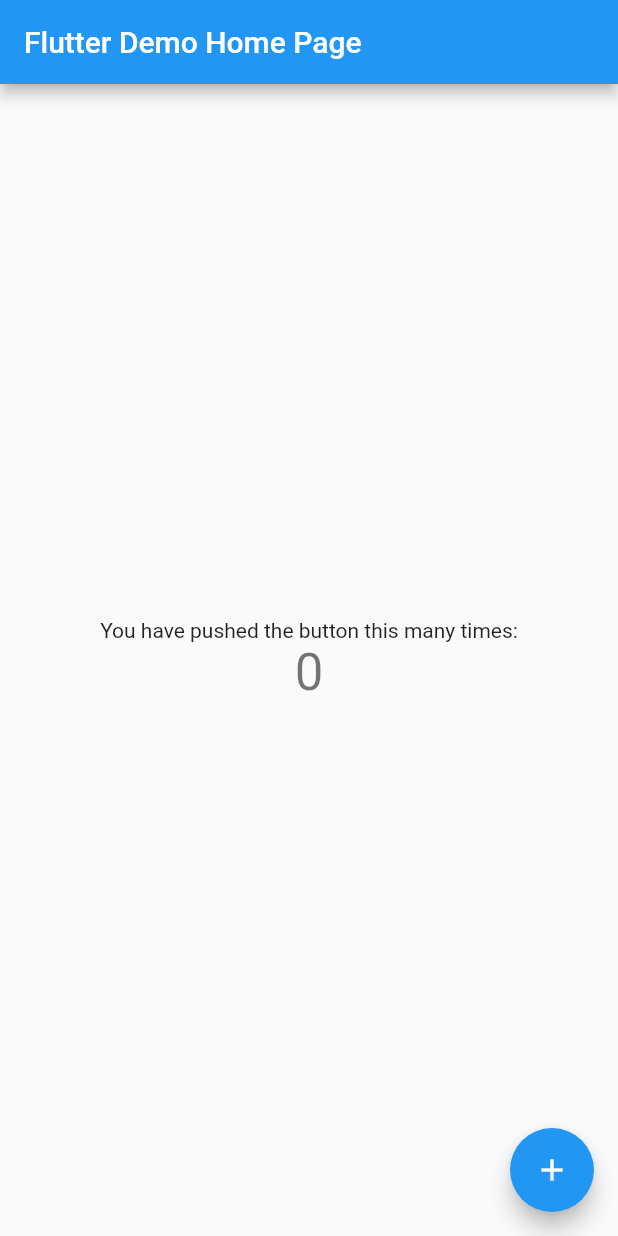
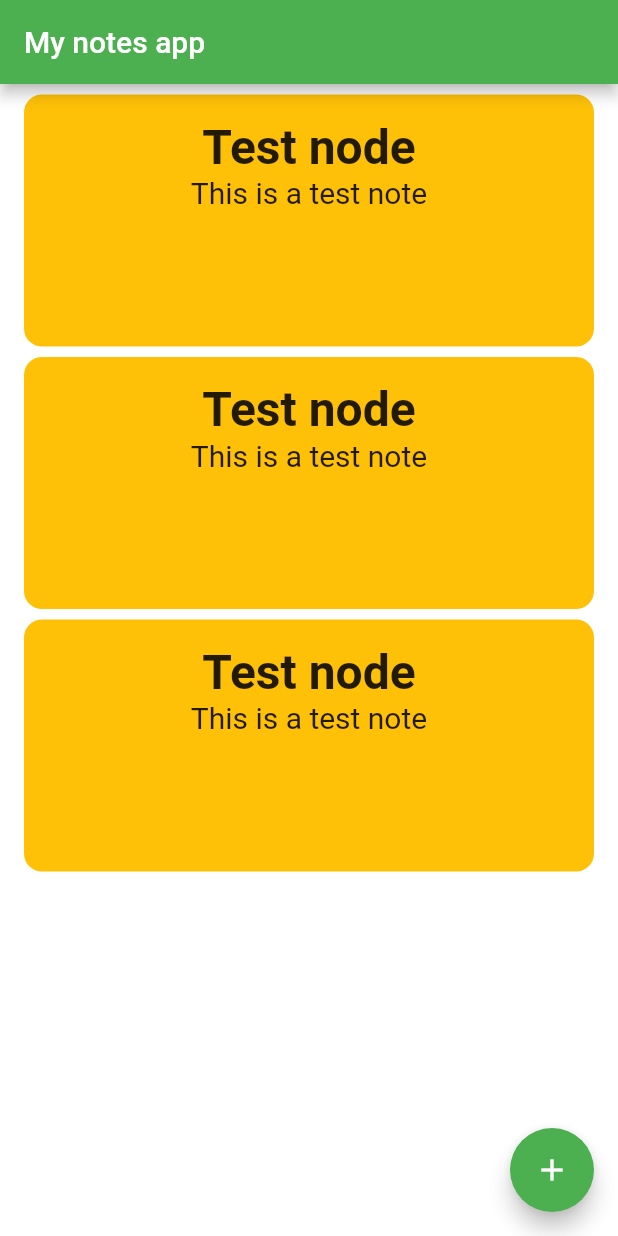
Before and after one commit to JonaVDM/flutterNotes, a Flutter app: the screen it shows after launch, on a phone screen of 412 x 824 dp. Run offline on Flutter 3.47's test engine with Material 2 defaults, Android fonts, the phone set to English and light mode, and no system bars.

Commit message:
Basic Note layout done

```diff
--- a/lib/main.dart
+++ b/lib/main.dart
@@ -1,4 +1,5 @@
 import 'package:flutter/material.dart';
+import 'package:notes_app/ui/home/home_page.dart';
 
 void main() => runApp(MyApp());
 
@@ -10,54 +11,54 @@ class MyApp extends StatelessWidget {
       theme: ThemeData(
         primarySwatch: Colors.blue,
       ),
-      home: MyHomePage(title: 'Flutter Demo Home Page'),
+      home: HomePage(),
     );
   }
 }
 
-class MyHomePage extends StatefulWidget {
-  MyHomePage({Key key, this.title}) : super(key: key);
+// class MyHomePage extends StatefulWidget {
+//   MyHomePage({Key key, this.title}) : super(key: key);
 
-  final String title;
+//   final String title;
 
-  @override
-  _MyHomePageState createState() => _MyHomePageState();
-}
+//   @override
+//   _MyHomePageState createState() => _MyHomePageState();
+// }
 
-class _MyHomePageState extends State<MyHomePage> {
-  int _counter = 0;
+// class _MyHomePageState extends State<MyHomePage> {
+//   int _counter = 0;
 
-  void _incrementCounter() {
-    setState(() {
-      _counter++;
-    });
-  }
+//   void _incrementCounter() {
+//     setState(() {
+//       _counter++;
+//     });
+//   }
 
-  @override
-  Widget build(BuildContext context) {
-    return Scaffold(
-      appBar: AppBar(
-        title: Text(widget.title),
-      ),
-      body: Center(
-        child: Column(
-          mainAxisAlignment: MainAxisAlignment.center,
-          children: <Widget>[
-            Text(
-              'You have pushed the button this many times:',
-            ),
-            Text(
-              '$_counter',
-              style: Theme.of(context).textTheme.display1,
-            ),
-          ],
-        ),
-      ),
-      floatingActionButton: FloatingActionButton(
-        onPressed: _incrementCounter,
-        tooltip: 'Increment',
-        child: Icon(Icons.add),
-      ),
-    );
-  }
-}
+//   @override
+//   Widget build(BuildContext context) {
+//     return Scaffold(
+//       appBar: AppBar(
+//         title: Text(widget.title),
+//       ),
+//       body: Center(
+//         child: Column(
+//           mainAxisAlignment: MainAxisAlignment.center,
+//           children: <Widget>[
+//             Text(
+//               'You have pushed the button this many times:',
+//             ),
+//             Text(
+//               '$_counter',
+//               style: Theme.of(context).textTheme.display1,
+//             ),
+//           ],
+//         ),
+//       ),
+//       floatingActionButton: FloatingActionButton(
+//         onPressed: _incrementCounter,
+//         tooltip: 'Increment',
+//         child: Icon(Icons.add),
+//       ),
+//     );
+//   }
+// }
--- /dev/null
+++ b/lib/models/note.dart
@@ -0,0 +1,19 @@
+import 'package:flutter/material.dart';
+
+class Note {
+  final int id;
+  String title;
+  String content;
+  Color color;
+
+  Note(this.id, this.title, this.content, this.color);
+}
+
+final List<Note> notes = [
+  Note(
+    1,
+    'Test node',
+    'This is a test note',
+    Colors.amber
+  ),
+];
--- /dev/null
+++ b/lib/ui/home/home_page.dart
@@ -0,0 +1,31 @@
+import 'package:flutter/material.dart';
+import 'package:notes_app/ui/home/note_widget.dart';
+import 'package:notes_app/models/note.dart';
+
+class HomePage extends StatelessWidget {
+  @override
+  Widget build(BuildContext context) {
+    return Scaffold(
+      appBar: AppBar(
+        title: Text('My notes app'),
+        backgroundColor: Colors.green,
+      ),
+      backgroundColor: Colors.white54,
+      body: Column(
+        children: <Widget>[
+          NoteWidget(notes[0]),
+          NoteWidget(notes[0]),
+          NoteWidget(notes[0]),
+        ],
+      ),
+      floatingActionButton: FloatingActionButton(
+        onPressed: () => {},
+        tooltip: 'New note',
+        child: Icon(
+          Icons.add,
+        ),
+        backgroundColor: Colors.green,
+      ),
+    );
+  }
+}
--- /dev/null
+++ b/lib/ui/home/note_widget.dart
@@ -0,0 +1,45 @@
+import 'package:flutter/material.dart';
+import 'package:notes_app/models/note.dart';
+
+class NoteWidget extends StatelessWidget {
+  final Note _note;
+
+  NoteWidget(this._note);
+
+  @override
+  Widget build(BuildContext context) {
+    return Container(
+      height: 168.0,
+      margin: EdgeInsets.only(
+        left: 16.0,
+        right: 16.0,
+        top: 7.0,
+      ),
+      decoration: BoxDecoration(
+        color: _note.color,
+        shape: BoxShape.rectangle,
+        borderRadius: BorderRadius.circular(12.0),
+      ),
+      child: Container(
+        margin: new EdgeInsets.all(16.0),
+        constraints: new BoxConstraints.expand(),
+        child: Column(
+          children: <Widget>[
+            Text(
+              _note.title,
+              style: TextStyle(
+                fontSize: 32.0,
+                fontWeight: FontWeight.w600,
+              ),
+            ),
+            Text(_note.content,
+              style: TextStyle(
+                fontSize: 20.0,
+              ),
+            ),
+          ],
+        ),
+      ),
+    );
+  }
+}
```
